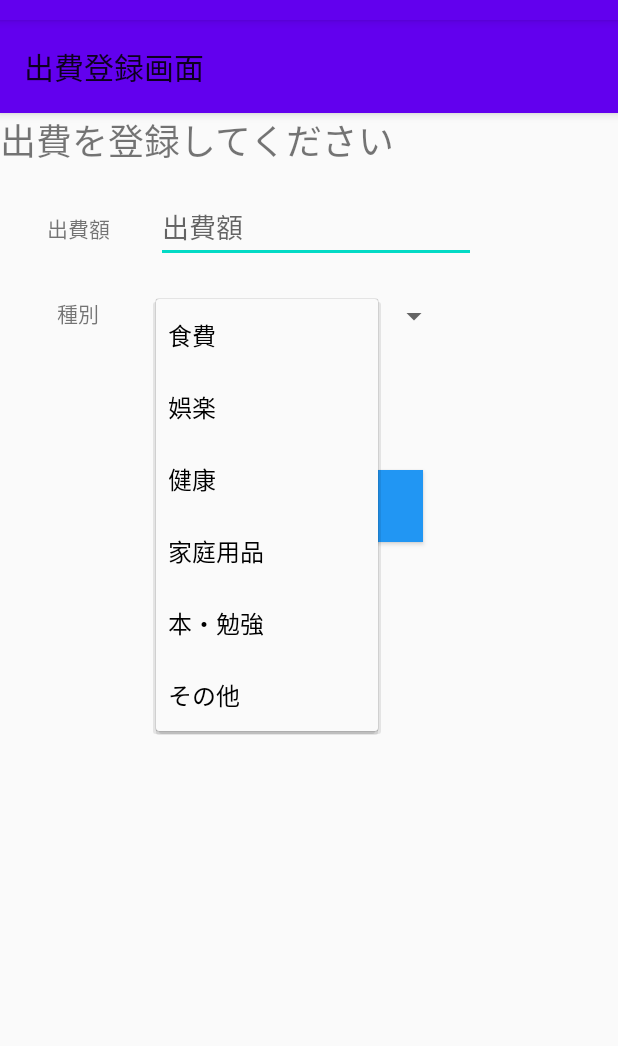
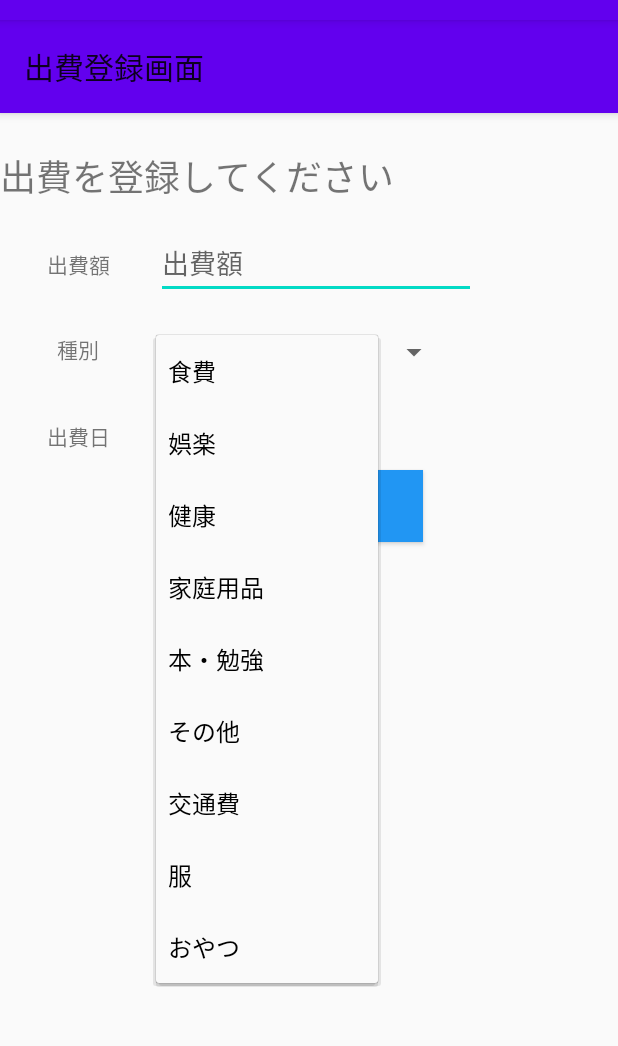
Before and after one commit to cre-pome/SpendReport, an Android app: the SpendAddActivity screen opened directly, with no data from a screen before it, after a tap on "その他", on a phone screen of 412 x 824 dp, the part 64-1110 px from its top. Run offline under Robolectric (Android 15) with nearby library versions, the phone set to English and light mode, and no system bars; libraries missing offline, so code that uses them is left out: io.realm, io.realm.kotlin; 2 statements that could not run were skipped.

Commit message:
変更・更新ができるよう修正

```diff
--- a/SpendingReport/app/src/main/java/com/example/spendingreport/MainActivity.kt
+++ b/SpendingReport/app/src/main/java/com/example/spendingreport/MainActivity.kt
@@ -10,6 +10,7 @@ import androidx.viewpager.widget.ViewPager
 import androidx.appcompat.app.AppCompatActivity
 import io.realm.Realm
 import io.realm.RealmConfiguration
+import kotlinx.android.synthetic.main.tab_fragment_thismonth.*
 
 
 class MainActivity : AppCompatActivity() {
@@ -52,6 +53,11 @@ class MainActivity : AppCompatActivity() {
 
     //　出費登録ボタンが押された時の関数
     fun onSpendAddButtonClick(view: View){
+        insertButton.isEnabled = false
+        insertButton.postDelayed({
+            insertButton.isEnabled = true
+        }, 500L)
+
         val intent = Intent(this, SpendAddActivity::class.java)
         startActivity(intent)
     }
--- a/SpendingReport/app/src/main/java/com/example/spendingreport/PageFragment.kt
+++ b/SpendingReport/app/src/main/java/com/example/spendingreport/PageFragment.kt
@@ -47,7 +47,7 @@ class TabThisMonthFragment: Fragment(){
         //　金額の合計
         val sum = realmResults.sum("spend")
 
-        sumValue.text = sum.toString() + "円"
+        sumValue.text = "総額 " + sum.toString() + "円"
 
         layoutManager = LinearLayoutManager(this.context)
         recyclerView.layoutManager = layoutManager
--- a/SpendingReport/app/src/main/res/layout/activity_spend_add.xml
+++ b/SpendingReport/app/src/main/res/layout/activity_spend_add.xml
@@ -32,6 +32,7 @@
         android:id="@+id/textView3"
         android:layout_width="wrap_content"
         android:layout_height="wrap_content"
+        android:layout_marginTop="24dp"
         android:text="@string/spend_insert_title"
         android:textSize="24sp"
         app:layout_constraintStart_toStartOf="parent"
@@ -88,6 +89,7 @@
         android:id="@+id/textView6"
         android:layout_width="wrap_content"
         android:layout_height="wrap_content"
+        android:text="@string/spend_date_title"
         app:layout_constraintBaseline_toBaselineOf="@+id/dateSetText"
         app:layout_constraintEnd_toStartOf="@+id/guideline"
         app:layout_constraintStart_toStartOf="parent" />
@@ -113,14 +115,13 @@
         app:layout_constraintTop_toBottomOf="@+id/spinner" />
 
     <Button
-        android:id="@+id/button"
+        android:id="@+id/saveButton"
         android:layout_width="wrap_content"
         android:layout_height="wrap_content"
         android:layout_marginTop="300dp"
         android:layout_marginEnd="130dp"
         android:layout_marginRight="130dp"
         android:background="#2196F3"
-        android:onClick="onInsertButton"
         android:text="@string/insert"
         app:layout_constraintEnd_toEndOf="parent"
         app:layout_constraintTop_toTopOf="parent" />
@@ -132,7 +133,20 @@
         android:layout_marginTop="300dp"
         android:onClick="onButtonTapped"
         android:text="@string/back"
-        app:layout_constraintEnd_toStartOf="@+id/button"
+        app:layout_constraintEnd_toStartOf="@+id/saveButton"
         app:layout_constraintTop_toTopOf="parent" />
 
+    <Button
+        android:id="@+id/deleteButton"
+        android:layout_width="wrap_content"
+        android:layout_height="wrap_content"
+        android:background="#FF0000"
+        android:text="@string/delete"
+        android:textAppearance="@style/TextAppearance.AppCompat.Large"
+        android:textColor="#FFFFFF"
+        android:textStyle="bold"
+        app:layout_constraintBaseline_toBaselineOf="@+id/textView3"
+        app:layout_constraintEnd_toEndOf="parent"
+        app:layout_constraintStart_toEndOf="@+id/textView3" />
+
 </androidx.constraintlayout.widget.ConstraintLayout>
--- a/SpendingReport/app/src/main/res/values/strings.xml
+++ b/SpendingReport/app/src/main/res/values/strings.xml
@@ -5,6 +5,7 @@
     <string name="button_spend_insert">出費登録</string>
     <string name="back">戻る</string>
     <string name="insert">登録</string>
+    <string name="delete">削除</string>
     <string name="spend_insert_activity">出費登録画面</string>
     <string name="spend_insert_title">出費を登録してください</string>
     <string name="spend_value_title">出費額</string>
@@ -21,5 +22,8 @@
         <item>家庭用品</item>
         <item>本・勉強</item>
         <item>その他</item>
+        <item>交通費</item>
+        <item>服</item>
+        <item>おやつ</item>
     </string-array>
 </resources>
```
Also changed, not shown: SpendingReport/app/src/main/java/com/example/spendingreport/CustomRecyclerViewAdapter.kt (+9 -0 lines), SpendingReport/app/src/main/java/com/example/spendingreport/SpendAddActivity.kt (+95 -23 lines).
